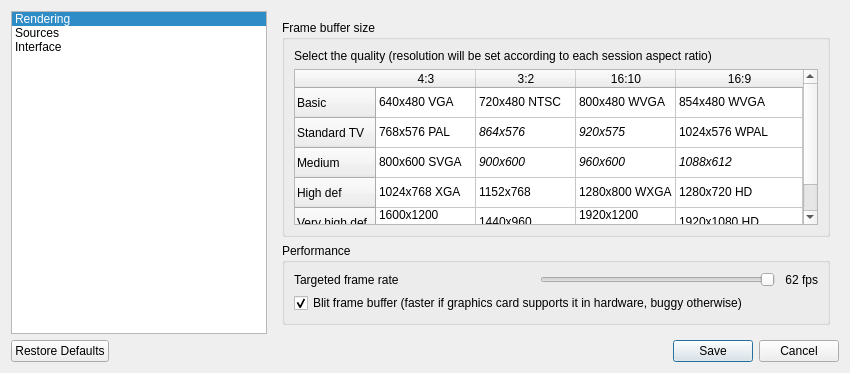
The window that src/UserPreferencesDialog.ui (markus-wa/glmixer-mirror) describes before a commit, drawn with Qt 5.
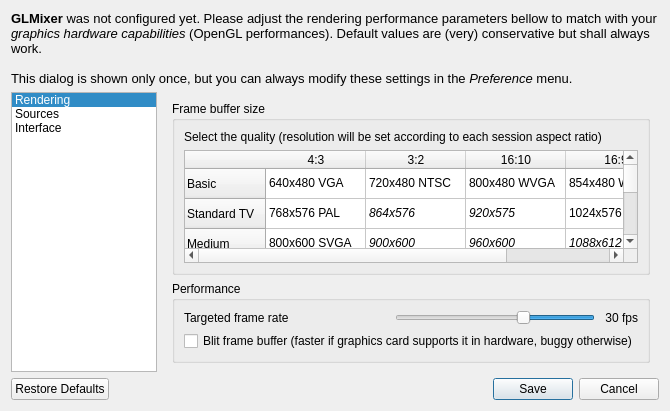
The same window after the commit. Icons and pictures are not drawn. Custom widgets are drawn as their Qt base class.

Commit message: First run of GLMixer (no preferences saved yet) triggers the display of a simplified version of the preference dialog; the user HAS to confirm and adjust the rendering parameters at the first execution of the program.

What changed in the file:
```diff
--- a/src/UserPreferencesDialog.ui
+++ b/src/UserPreferencesDialog.ui
@@ -6,8 +6,8 @@
    <rect>
     <x>0</x>
     <y>0</y>
-    <width>850</width>
-    <height>373</height>
+    <width>670</width>
+    <height>411</height>
    </rect>
   </property>
   <property name="windowTitle">
@@ -18,7 +18,7 @@
     <normaloff>:/glmixer/icons/preferences.png</normaloff>:/glmixer/icons/preferences.png</iconset>
   </property>
   <layout class="QGridLayout" name="gridLayout_2">
-   <item row="0" column="0">
+   <item row="1" column="0">
     <widget class="QListWidget" name="listWidget">
      <property name="sizePolicy">
       <sizepolicy hsizetype="Maximum" vsizetype="Expanding">
@@ -94,7 +94,7 @@
      </item>
     </widget>
    </item>
-   <item row="0" column="1">
+   <item row="1" column="1">
     <widget class="QStackedWidget" name="stackedPreferences">
      <property name="currentIndex">
       <number>0</number>
@@ -404,6 +404,9 @@
               <property name="maximum">
                <number>65</number>
               </property>
+              <property name="value">
+               <number>33</number>
+              </property>
               <property name="orientation">
                <enum>Qt::Horizontal</enum>
               </property>
@@ -418,7 +421,7 @@
             <item>
              <widget class="QLabel" name="frameRateString">
               <property name="text">
-               <string>62 fps</string>
+               <string>30 fps</string>
               </property>
               <property name="alignment">
                <set>Qt::AlignRight|Qt::AlignTrailing|Qt::AlignVCenter</set>
@@ -436,7 +439,7 @@
              <string>Blit frame buffer (faster if graphics card supports it in hardware, buggy otherwise)</string>
             </property>
             <property name="checked">
-             <bool>true</bool>
+             <bool>false</bool>
             </property>
            </widget>
           </item>
@@ -749,7 +752,7 @@
      </widget>
     </widget>
    </item>
-   <item row="1" column="0" colspan="2">
+   <item row="2" column="0" colspan="2">
     <layout class="QHBoxLayout" name="horizontalLayout_5">
      <item>
       <widget class="QPushButton" name="pushButton">
@@ -770,6 +773,34 @@
      </item>
     </layout>
    </item>
+   <item row="0" column="0" colspan="2">
+    <widget class="QLabel" name="IntroTextLabel">
+     <property name="enabled">
+      <bool>true</bool>
+     </property>
+     <property name="text">
+      <string>&lt;!DOCTYPE HTML PUBLIC &quot;-//W3C//DTD HTML 4.0//EN&quot; &quot;http://www.w3.org/TR/REC-html40/strict.dtd&quot;&gt;
+&lt;html&gt;&lt;head&gt;&lt;meta name=&quot;qrichtext&quot; content=&quot;1&quot; /&gt;&lt;style type=&quot;text/css&quot;&gt;
+p, li { white-space: pre-wrap; }
+&lt;/style&gt;&lt;/head&gt;&lt;body style=&quot; font-family:'MS Shell Dlg 2'; font-size:8.25pt; font-weight:400; font-style:normal;&quot;&gt;
+&lt;p style=&quot; margin-top:0px; margin-bottom:0px; margin-left:0px; margin-right:0px; -qt-block-indent:0; text-indent:0px;&quot;&gt;&lt;span style=&quot; font-size:10pt; font-weight:600;&quot;&gt;GLMixer&lt;/span&gt;&lt;span style=&quot; font-size:10pt;&quot;&gt; was not configured yet. Please adjust the rendering performance parameters bellow to match with your &lt;/span&gt;&lt;span style=&quot; font-size:10pt; font-style:italic;&quot;&gt;graphics hardware capabilities&lt;/span&gt;&lt;span style=&quot; font-size:10pt;&quot;&gt; (OpenGL performances). Default values are (very) conservative but shall always work.&lt;/span&gt;&lt;/p&gt;
+&lt;p style=&quot;-qt-paragraph-type:empty; margin-top:0px; margin-bottom:0px; margin-left:0px; margin-right:0px; -qt-block-indent:0; text-indent:0px; font-size:10pt;&quot;&gt;&lt;/p&gt;
+&lt;p style=&quot; margin-top:0px; margin-bottom:0px; margin-left:0px; margin-right:0px; -qt-block-indent:0; text-indent:0px;&quot;&gt;&lt;span style=&quot; font-size:10pt;&quot;&gt;This dialog is shown only once, but you can always modify these settings in the &lt;/span&gt;&lt;span style=&quot; font-size:10pt; font-style:italic;&quot;&gt;Preference&lt;/span&gt;&lt;span style=&quot; font-size:10pt;&quot;&gt; menu. &lt;/span&gt;&lt;/p&gt;&lt;/body&gt;&lt;/html&gt;</string>
+     </property>
+     <property name="textFormat">
+      <enum>Qt::RichText</enum>
+     </property>
+     <property name="wordWrap">
+      <bool>true</bool>
+     </property>
+     <property name="margin">
+      <number>6</number>
+     </property>
+     <property name="textInteractionFlags">
+      <set>Qt::NoTextInteraction</set>
+     </property>
+    </widget>
+   </item>
   </layout>
  </widget>
  <customwidgets>
```
Left out of the diff: 6 changed lines with no effect on the pictures. The commit also changes 4 other files.
